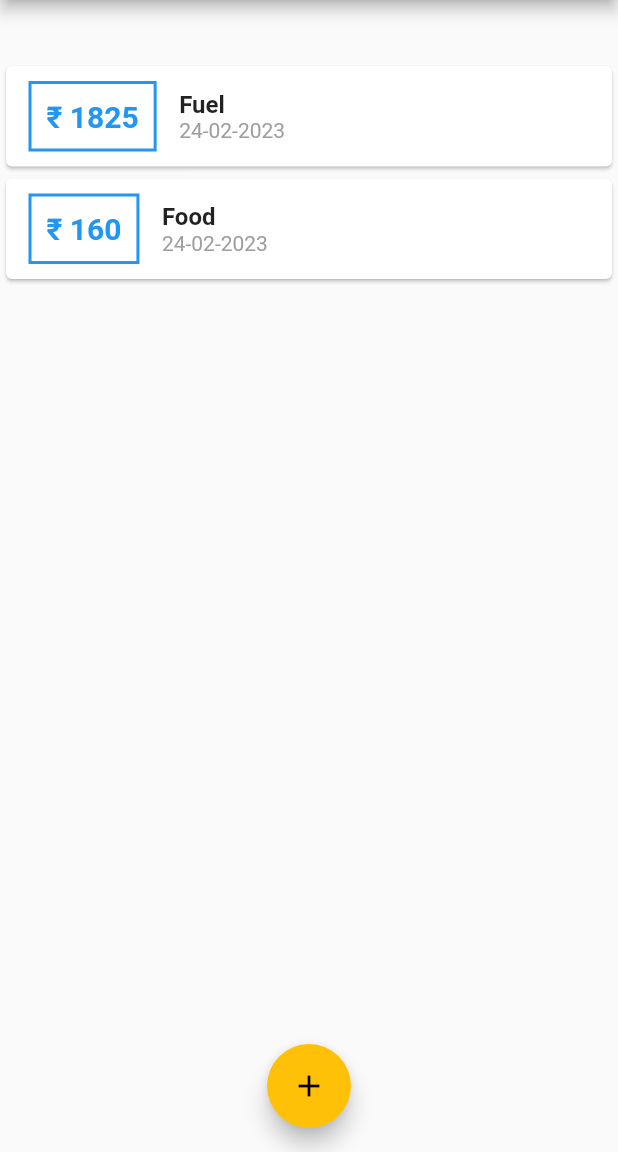
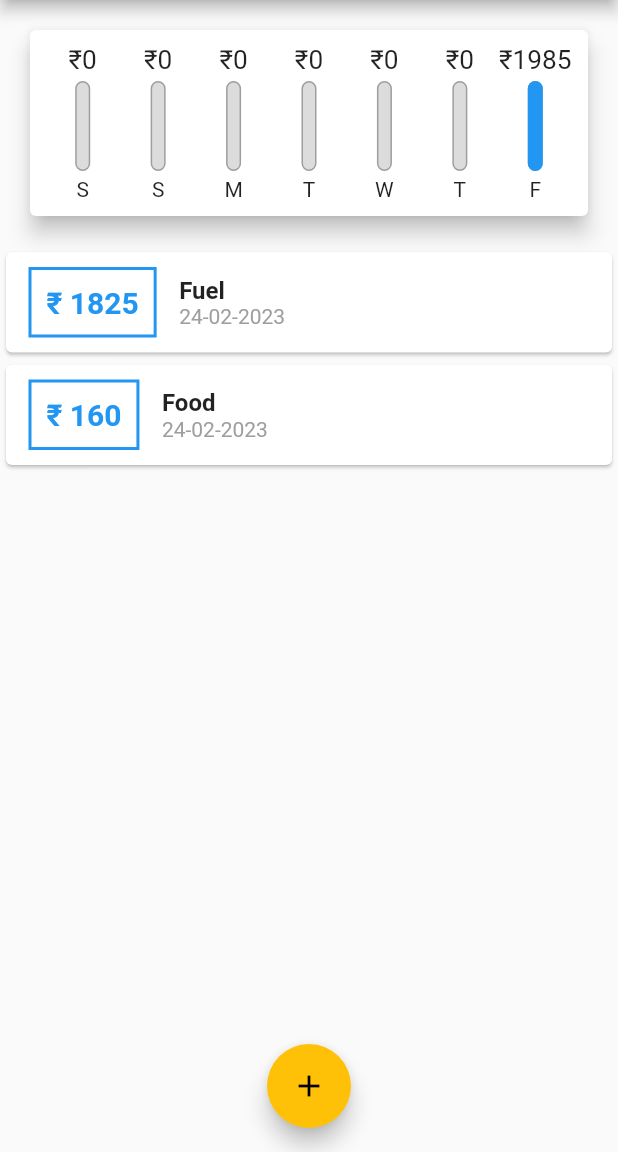
Before and after one commit to roshanv99/expenseTracker, a Flutter app: the screen it shows after launch, on a phone screen of 412 x 824 dp, the part 84-1236 px from its top. Run offline on Flutter 3.47's test engine with Material 2 defaults, Android fonts, the phone set to English and light mode, and no system bars.

Commit message:
Chart Integration

```diff
--- a/lib/widgets/chart.dart
+++ b/lib/widgets/chart.dart
@@ -1,6 +1,7 @@
 import 'package:expense_manager/models/transactions.dart';
 import 'package:flutter/material.dart';
 import 'package:intl/intl.dart';
+import './chart_bar.dart';
 
 class Chart extends StatelessWidget {
   final List<Transaction> recentTransaction;
@@ -9,7 +10,7 @@ class Chart extends StatelessWidget {
   List<Map<String,Object>> get groupTransactionValue {
     return List.generate(7, (index)  {
       final weekDay = DateTime.now().subtract(Duration(days:index));
-      var totalSum;
+      var totalSum = 0;
       for(var i=0; i < recentTransaction.length; i++ ){
         if(recentTransaction[i].date.day == weekDay.day &&
         recentTransaction[i].date.month == weekDay.month &&
@@ -17,7 +18,15 @@ class Chart extends StatelessWidget {
           totalSum += recentTransaction[i].amount;
         }
       }
-      return {'day':DateFormat.E().format(weekDay),'amount':totalSum};
+      return {'day':DateFormat.E().format(weekDay).substring(0,1),
+      'amount':totalSum
+      };
+    }).reversed.toList();
+  }
+
+  num get totalSpending {
+    return groupTransactionValue.fold(0, (sum, item)  {
+      return sum  + (item['amount'] as num);
     });
   }
 
@@ -26,10 +35,22 @@ class Chart extends StatelessWidget {
     return Card(
       elevation: 6,
       margin: EdgeInsets.all(20),
-      child: Row(
-        children: [
-
-        ],
+      child: Container(
+        padding: EdgeInsets.all(10),
+        child: Row(
+          mainAxisAlignment: MainAxisAlignment.spaceAround,
+          children: [
+            ...groupTransactionValue.map((data) {
+              return Flexible(
+                fit:FlexFit.tight,
+                child: ChartBar((
+                data['day'] as String),
+                (data['amount'] as int),
+                totalSpending == 0.0 ? 0.0 : ((data['amount'] as num)/totalSpending))
+              );
+            })
+          ],
+        ),
       ),
     );
   }
--- a/lib/widgets/chart_bar.dart
+++ b/lib/widgets/chart_bar.dart
@@ -0,0 +1,52 @@
+import 'package:flutter/material.dart';
+import 'package:flutter/src/widgets/framework.dart';
+import 'package:flutter/src/widgets/placeholder.dart';
+
+class ChartBar extends StatelessWidget {
+  final String label;
+  final int spendingAmount;
+  final num spendingPctOfTotal;
+  const ChartBar(this.label,this.spendingAmount,this.spendingPctOfTotal);
+
+  @override
+  Widget build(BuildContext context) {
+    return Column(
+      children: [
+        Container(
+          height: 20,
+          child: FittedBox(
+            child:Text('\₹${spendingAmount.toStringAsFixed(0)}'),
+          ),
+        ),
+        SizedBox(height: 4,),
+        Container(
+          height: 60,
+          width: 10,
+          child: Stack(
+            children: [
+              Container(
+                decoration: BoxDecoration(border: Border.all(color:Colors.grey,width: 1.0),
+                color: Color.fromRGBO(220, 220, 220, 1),
+                borderRadius: BorderRadius.circular(10)
+                ),
+              ),
+              FractionallySizedBox(
+                heightFactor: spendingPctOfTotal as double,
+                child: Container(
+                  decoration: BoxDecoration(
+                    color:Theme.of(context).primaryColor,
+                    borderRadius: BorderRadius.circular(10)
+                    ),
+                  ),
+              )
+            ],
+          ),
+        ),
+        SizedBox(
+          height: 4,
+        ),
+        Text(label)
+      ],
+    );
+  }
+}
```
